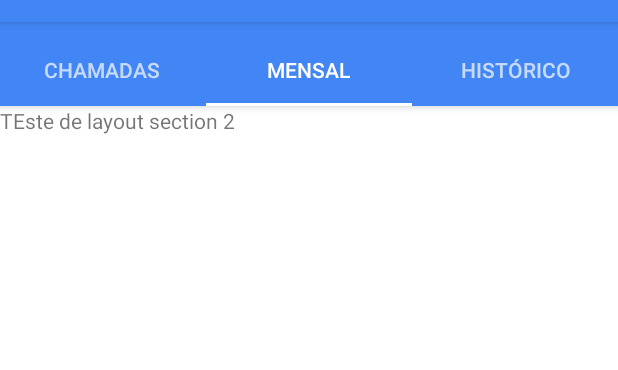
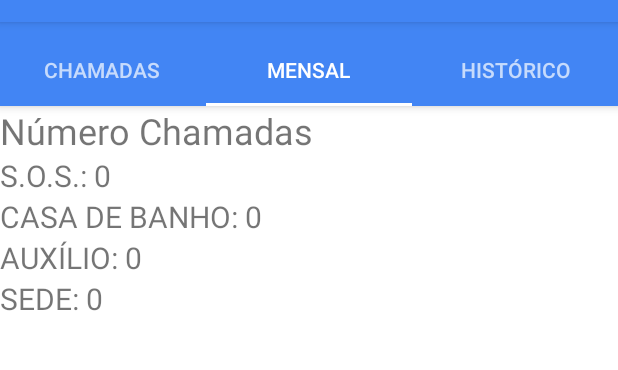
Before and after one commit to xxporkoxx/CuidAqui, an Android app: the screen it shows after launch (MainActivity), tab 2 chosen, on a phone screen of 412 x 824 dp, the part 62-432 px from its top. Run offline under Robolectric (Android 15) with nearby library versions, the phone set to English and light mode, and no system bars; our stand-ins replace ButterKnife, Firebase (no records; nobody signed in at launch, a user with empty details on screens opened directly); 4 statements that could not run were skipped.

Commit message:
Implementing call counter [ Problem with the counter , sometimes it  counts twice-> when user minimize the aplication and return to the list it is populated again and recounted ]

```diff
--- a/app/src/main/java/com/project/diegomello/cuidaqui/MainActivity.java
+++ b/app/src/main/java/com/project/diegomello/cuidaqui/MainActivity.java
@@ -35,6 +35,8 @@ public class MainActivity extends AppCompatActivity {
     private SectionTwoFragment mSectionTwoFragment;
     private SectionThreeFragment mSectionThreeFragment;
 
+
+
     @Override
     protected void onCreate(Bundle savedInstanceState) {
         super.onCreate(savedInstanceState);
@@ -58,6 +60,25 @@ public class MainActivity extends AppCompatActivity {
 
         TabLayout tabLayout = (TabLayout) findViewById(R.id.tabs);
         tabLayout.setupWithViewPager(mViewPager);
+
+        mViewPager.addOnPageChangeListener(new ViewPager.OnPageChangeListener() {
+            @Override
+            public void onPageScrolled(int position, float positionOffset, int positionOffsetPixels) {
+
+            }
+
+            @Override
+            public void onPageSelected(int position) {
+                if(position == 1 ){
+                    mSectionTwoFragment.refreshCallCounter();
+                }
+            }
+
+            @Override
+            public void onPageScrollStateChanged(int state) {
+
+            }
+        });
 
         /*FloatingActionButton fab = (FloatingActionButton) findViewById(R.id.fab);
         fab.setOnClickListener(new View.OnClickListener() {
@@ -130,10 +151,10 @@ public class MainActivity extends AppCompatActivity {
                             }
                         }*/
 
-                        SharedPreferences settings = getSharedPreferences(Constants.PACIENT_SHARED_PREF, 0);
+                        SharedPreferences settings = getSharedPreferences(Constants.PATIENT_SHARED_PREF, 0);
                         SharedPreferences.Editor editor = settings.edit();
                         String patientName = input.getText().toString();
-                        editor.putString(Constants.PACIENT_SHARED_PREF_NAME_STRING,patientName);
+                        editor.putString(Constants.PATIENT_SHARED_PREF_NAME_STRING,patientName);
                         editor.commit();
 
                         Toast.makeText(mContext, patientName+" "+getResources().getString(R.string.rename_patient_sucesfull_toast_text),Toast.LENGTH_LONG).show();
--- a/app/src/main/java/com/project/diegomello/cuidaqui/SectionOneFragment.java
+++ b/app/src/main/java/com/project/diegomello/cuidaqui/SectionOneFragment.java
@@ -1,6 +1,7 @@
 package com.project.diegomello.cuidaqui;
 
 import android.content.Context;
+import android.content.SharedPreferences;
 import android.media.Ringtone;
 import android.media.RingtoneManager;
 import android.net.Uri;
@@ -68,6 +69,8 @@ public class SectionOneFragment extends Fragment {
     private CallsAdapter callAdapter;
     private ArrayList<CallItem> callListItems;
 
+    private SharedPreferences patientSharedPrefs;
+
     public SectionOneFragment() {
     }
 
@@ -100,6 +103,7 @@ public class SectionOneFragment extends Fragment {
     public void onCreate(@Nullable Bundle savedInstanceState) {
         super.onCreate(savedInstanceState);
         mContext = getActivity();
+        patientSharedPrefs = mContext.getSharedPreferences(Constants.PATIENT_SHARED_PREF, 0);
     }
 
     @Override
@@ -191,7 +195,7 @@ public class SectionOneFragment extends Fragment {
         }
         //Toast.makeText(mContext,"entrou",Toast.LENGTH_LONG).show();
         if(!status.equals(Constants.CALL_STATUS_INITIALIZATION) && !alreadyNotified){
-            String patientName= mContext.getSharedPreferences(Constants.PACIENT_SHARED_PREF, 0).getString(Constants.PACIENT_SHARED_PREF_NAME_STRING, "Pacinente");
+            String patientName= mContext.getSharedPreferences(Constants.PATIENT_SHARED_PREF, 0).getString(Constants.PATIENT_SHARED_PREF_NAME_STRING, "Pacinente");
             callListItems.add(new CallItem(callType,patientName,status));
             notificationRingtoneAlarm();
         }
@@ -199,6 +203,7 @@ public class SectionOneFragment extends Fragment {
             if(callListItems.get(i)!=null)
                 callListItems.get(i).setStatus(status);
         }
+        countCallAndStoreOnCash(callType,status);
 
         callAdapter.notifyDataSetChanged();
     }
@@ -213,6 +218,19 @@ public class SectionOneFragment extends Fragment {
         }
     }
 
+    private void countCallAndStoreOnCash(String callType,Integer status){
+        if(status.equals(Constants.CALL_STATUS_SERVED)){
+            SharedPreferences.Editor editor = patientSharedPrefs.edit();
+
+            String string = "PATIENT_CALL_COUNTER_"+callType;
+            string = string.substring(0, string.length() - 5);
+            editor.putInt(string, patientSharedPrefs.getInt(string,0)+1);
+
+            editor.commit();
+        }
+
+    }
+
     public void refreshPatientName(String patientName){
         callAdapter.refreshPatientName(patientName);
     }
--- a/app/src/main/java/com/project/diegomello/cuidaqui/SectionTwoFragment.java
+++ b/app/src/main/java/com/project/diegomello/cuidaqui/SectionTwoFragment.java
@@ -1,11 +1,16 @@
 package com.project.diegomello.cuidaqui;
 
+import android.content.SharedPreferences;
 import android.os.Bundle;
 import android.support.annotation.Nullable;
 import android.view.LayoutInflater;
 import android.view.View;
 import android.view.ViewGroup;
+import android.widget.TextView;
 
+import com.project.diegomello.cuidaqui.utils.Constants;
+
+import butterknife.BindView;
 import butterknife.ButterKnife;
 
 import static com.project.diegomello.cuidaqui.utils.Utils.mContext;
@@ -17,6 +22,21 @@ import static com.project.diegomello.cuidaqui.utils.Utils.mContext;
 public class SectionTwoFragment extends android.support.v4.app.Fragment {
 
     private static final String ARG_SECTION_NUMBER = "section_number";
+
+    private SharedPreferences patientSharedPrefs;
+
+    @BindView(R.id.section_two_fragment_emergency_textView)
+    TextView emergencyTextView;
+
+    @BindView(R.id.section_two_fragment_bathroom_textView)
+    TextView bathroomTextView;
+
+    @BindView(R.id.section_two_fragment_discomfort_textView)
+    TextView discomfortTextView;
+
+    @BindView(R.id.section_two_fragment_water_textView)
+    TextView waterTextView;
+
 
     public SectionTwoFragment() {
     }
@@ -46,6 +66,19 @@ public class SectionTwoFragment extends android.support.v4.app.Fragment {
     public void onCreate(@Nullable Bundle savedInstanceState) {
         super.onCreate(savedInstanceState);
         mContext = getActivity();
+        patientSharedPrefs = mContext.getSharedPreferences(Constants.PATIENT_SHARED_PREF, 0);
     }
 
+    @Override
+    public void onResume() {
+        super.onResume();
+        refreshCallCounter();
+    }
+
+    public void refreshCallCounter(){
+        emergencyTextView.setText(mContext.getResources().getText(R.string.section_two_emergency_call_counter_label_string)+" "+patientSharedPrefs.getInt(Constants.PATIENT_CALL_COUNTER_EMERGENCY,0));
+        bathroomTextView.setText(mContext.getResources().getText(R.string.section_two_bathroom_call_counter_label_string)+" "+patientSharedPrefs.getInt(Constants.PATIENT_CALL_COUNTER_BATHROOM,0));
+        discomfortTextView.setText(mContext.getResources().getText(R.string.section_two_discomfort_call_counter_label_string)+" "+patientSharedPrefs.getInt(Constants.PATIENT_CALL_COUNTER_DISCOMFORT,0));
+        waterTextView.setText(mContext.getResources().getText(R.string.section_two_water_call_counter_label_string)+" "+patientSharedPrefs.getInt(Constants.PATIENT_CALL_COUNTER_WATER,0));
+    }
 }
--- a/app/src/main/java/com/project/diegomello/cuidaqui/utils/Constants.java
+++ b/app/src/main/java/com/project/diegomello/cuidaqui/utils/Constants.java
@@ -18,6 +18,11 @@ public class Constants {
 
     public static String REGISTRATION_ID = "REGISTRATION_ID";
 
-    public static String PACIENT_SHARED_PREF = "PACIENT_SHARED_PREF";
-    public static String PACIENT_SHARED_PREF_NAME_STRING = "PACIENT_SHARED_PREF_NAME_STRING";
+    public static String PATIENT_SHARED_PREF = "PATIENT_SHARED_PREF";
+    public static String PATIENT_SHARED_PREF_NAME_STRING = "PATIENT_SHARED_PREF_NAME_STRING";
+
+    public static String PATIENT_CALL_COUNTER_EMERGENCY = "PATIENT_CALL_COUNTER_EMERGENCY";
+    public static String PATIENT_CALL_COUNTER_BATHROOM = "PATIENT_CALL_COUNTER_BATHROOM";
+    public static String PATIENT_CALL_COUNTER_WATER = "PATIENT_CALL_COUNTER_WATER";
+    public static String PATIENT_CALL_COUNTER_DISCOMFORT = "PATIENT_CALL_COUNTER_DISCOMFORT";
 }
--- a/app/src/main/res/layout/section_two_fragment.xml
+++ b/app/src/main/res/layout/section_two_fragment.xml
@@ -4,9 +4,36 @@
     android:orientation="vertical" android:layout_width="match_parent"
     android:layout_height="match_parent"
     android:background="@color/white">
+
     <TextView
         android:layout_width="wrap_content"
         android:layout_height="wrap_content"
-        android:text="TEste de layout section 2 "/>
+        android:text="Número Chamadas"
+        android:textSize="24sp"/>
+
+    <TextView
+        android:layout_width="wrap_content"
+        android:layout_height="wrap_content"
+        android:text="S.O.S.: X"
+        android:textSize="20sp"
+        android:id="@+id/section_two_fragment_emergency_textView"/>
+    <TextView
+        android:layout_width="wrap_content"
+        android:layout_height="wrap_content"
+        android:text="CASA DE BANHO: X"
+        android:textSize="20sp"
+        android:id="@+id/section_two_fragment_bathroom_textView"/>
+    <TextView
+        android:layout_width="wrap_content"
+        android:layout_height="wrap_content"
+        android:text="AUXÍLIO: X"
+        android:textSize="20sp"
+        android:id="@+id/section_two_fragment_discomfort_textView"/>
+    <TextView
+        android:layout_width="wrap_content"
+        android:layout_height="wrap_content"
+        android:text="SEDE: X"
+        android:textSize="20sp"
+        android:id="@+id/section_two_fragment_water_textView"/>
 
 </LinearLayout>
--- a/app/src/main/res/values/strings.xml
+++ b/app/src/main/res/values/strings.xml
@@ -13,4 +13,9 @@
     <string name="call_waiting_button_text">ATENDER</string>
     <string name="call_on_the_way_button_text">CONCLUIR</string>
     <string name="call_served_button_text">DELETAR</string>
+
+    <string name="section_two_emergency_call_counter_label_string">S.O.S.:</string>
+    <string name="section_two_bathroom_call_counter_label_string">CASA DE BANHO:</string>
+    <string name="section_two_discomfort_call_counter_label_string">AUXÍLIO:</string>
+    <string name="section_two_water_call_counter_label_string">SEDE:</string>
 </resources>
```
Also changed, not shown: 1 other file.
